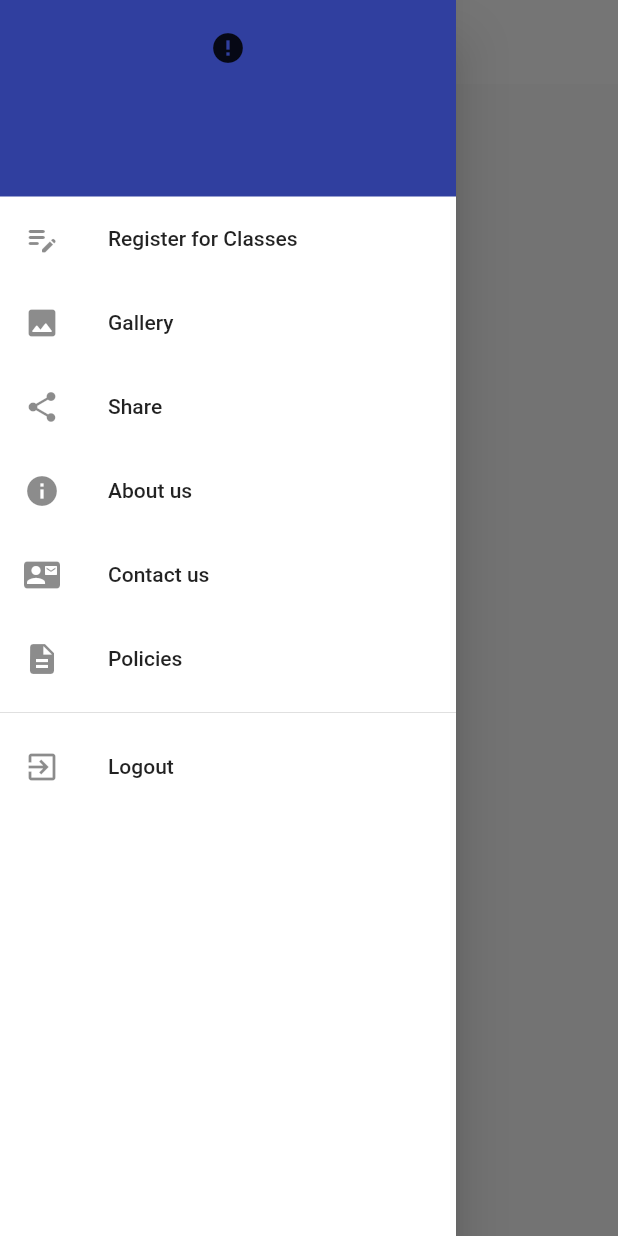
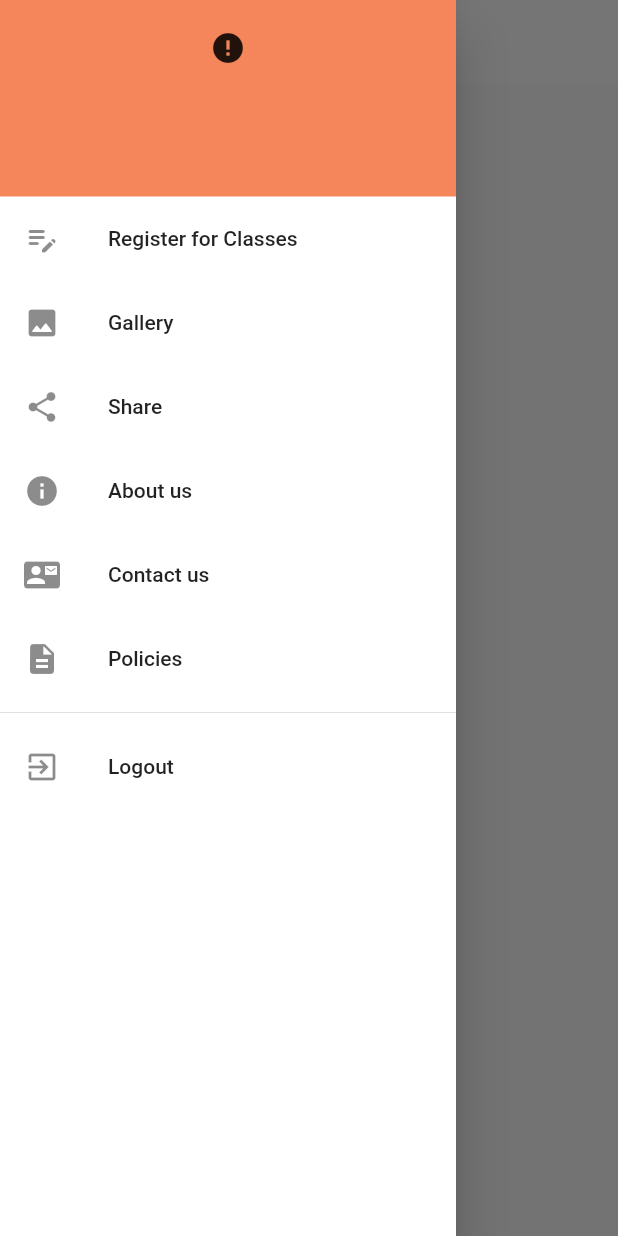
Before and after one commit to ErR0rpj/anand_yogalaya, a Flutter app: the TrendingPageScreen screen opened directly, scrolled down 292 dp, after a tap on the "sort" icon, on a phone screen of 412 x 824 dp. Run offline on Flutter 3.47's test engine with Material 2 defaults, Android fonts, the phone set to English and light mode, and no system bars; drawn by our look-alikes of cached_network_image; our stand-ins replace carousel_slider, cloud_firestore, firebase_auth, firebase_core, get, google_fonts and 6 more; missing offline and left inert: auto_orientation, flutter_inappwebview, flutter_network_connectivity; accounts and stored records are empty; network calls fail.

Commit message:
color changed

```diff
--- a/lib/screens/bottomNavigationScreens/trendingScreen.dart
+++ b/lib/screens/bottomNavigationScreens/trendingScreen.dart
@@ -61,7 +61,7 @@ class TrendingPageScreenState extends State<TrendingPageScreen>
             Container(
               padding: const EdgeInsets.only(top: 10),
               height: 210,
-              color: kWhiteColor,
+              color: kwhite,
               child: CarouselSlider.builder(
                 itemCount: contentController.getContentList.length > 5
                     ? 5
@@ -117,7 +117,7 @@ class TrendingPageScreenState extends State<TrendingPageScreen>
                   ),
                   indicator: const BoxDecoration(
                     border: Border(
-                      bottom: BorderSide(color: Donebutton, width: 3.0),
+                      bottom: BorderSide(color: trendingPlayButtonColor, width: 3.0),
                     ),
                   ),
                   unselectedLabelColor: Colors.grey,
--- a/lib/screens/contentScreen/contentScreen.dart
+++ b/lib/screens/contentScreen/contentScreen.dart
@@ -71,7 +71,7 @@ class _ContentScreenState extends State<ContentScreen> {
           child: Container(
             height: size.height,
             decoration: const BoxDecoration(
-              color: Donebutton,
+              color: Backgroundcolor,
             ),
             child: Column(
               children: [
--- a/lib/screens/login_screen.dart
+++ b/lib/screens/login_screen.dart
@@ -18,7 +18,7 @@ class _LoginScreenState extends State<LoginScreen> {
   Widget build(BuildContext context) {
     Size size = MediaQuery.of(context).size;
     return Scaffold(
-        backgroundColor: loginbackground,
+        backgroundColor: Backgroundcolor,
         resizeToAvoidBottomInset: false,
         body: // C(
       //    children: [
--- a/lib/screens/search_screen.dart
+++ b/lib/screens/search_screen.dart
@@ -8,6 +8,7 @@ import 'package:anand_yogalaya/utils/const.dart';
 import 'package:flutter/material.dart';
 import 'package:get/get.dart';
 import 'package:google_fonts/google_fonts.dart';
+
 
 //This screen actually creates a delegate and it is not a screen. Delegate means
 // like if we click on search the screen converts the app bar to search.
--- a/lib/screens/sidebarMenu/sidebar_widget.dart
+++ b/lib/screens/sidebarMenu/sidebar_widget.dart
@@ -19,7 +19,7 @@ class NavsideBar extends GetWidget<AuthController> {
           Container(
             width: double.infinity,
             padding: const EdgeInsets.all(20),
-            color: Donebutton,
+            color: Backgroundcolor,
             child: Center(
               child: Column(
                 children: <Widget>[
--- a/lib/screens/subcategoryScreen/subcategories.dart
+++ b/lib/screens/subcategoryScreen/subcategories.dart
@@ -25,7 +25,7 @@ class Subcategory extends StatelessWidget {
     return Obx(() => Scaffold(
           body: Container(
             decoration: const BoxDecoration(
-              color: Donebutton,
+              color: Backgroundcolor,
             ),
             child: Column(
               children: [
@@ -187,7 +187,7 @@ class Subcategory extends StatelessWidget {
                                       child: Container(
                                         //height: size.height * 0.12,
                                         decoration: BoxDecoration(
-                                          color: Colors.white,
+                                          color: SubcategoryboxColor,
                                           borderRadius:
                                               BorderRadius.circular(S_RADIUS),
                                           boxShadow: [
@@ -207,7 +207,7 @@ class Subcategory extends StatelessWidget {
                                               width: size.width * 0.17,
                                               height: size.height * 0.085,
                                               decoration: BoxDecoration(
-                                                color: PlayButtonColor,
+                                                color: Backgroundcolor,
                                                 borderRadius:
                                                     BorderRadius.circular(
                                                   S_RADIUS,
--- a/lib/screens/trendingScreens/likedtrendingSection.dart
+++ b/lib/screens/trendingScreens/likedtrendingSection.dart
@@ -58,7 +58,7 @@ class LikedListScreen extends StatelessWidget {
                                 width: size.width * 0.15,
                                 height: size.height * 0.070,
                                 decoration: BoxDecoration(
-                                  color: Colors.pink[300],
+                                  color: Backgroundcolor,
                                   borderRadius: BorderRadius.circular(20),
                                 ),
                                 clipBehavior: Clip.antiAliasWithSaveLayer,
--- a/lib/screens/trendingScreens/newtrendingSection.dart
+++ b/lib/screens/trendingScreens/newtrendingSection.dart
@@ -58,7 +58,7 @@ class NewListScreen extends StatelessWidget {
                                 width: size.width * 0.15,
                                 height: size.height * 0.070,
                                 decoration: BoxDecoration(
-                                  color: kPrimaryPurple,
+                                  color: Backgroundcolor,
                                   borderRadius: BorderRadius.circular(20),
                                 ),
                                 clipBehavior: Clip.antiAliasWithSaveLayer,
--- a/lib/screens/trendingScreens/popularSection.dart
+++ b/lib/screens/trendingScreens/popularSection.dart
@@ -58,7 +58,7 @@ class PopularListScreen extends StatelessWidget {
                                 width: 65,
                                 height: 55,
                                 decoration: BoxDecoration(
-                                  color: Donebutton,
+                                  color: Backgroundcolor,
                                   borderRadius: BorderRadius.circular(20),
                                 ),
                                 clipBehavior: Clip.antiAliasWithSaveLayer,
--- a/lib/screens/trendingScreens/uploadform.dart
+++ b/lib/screens/trendingScreens/uploadform.dart
@@ -352,7 +352,7 @@ Future showUploadForm(BuildContext context) async {
             child: StatefulBuilder(
               builder: (sheetContext, setStateInsideSheet) {
                 return Container(
-                  color: Colors.transparent,
+                  color: UploadBackgroundcolor,
                   child: Container(
                     decoration: const BoxDecoration(
                       borderRadius: BorderRadius.only(
--- a/lib/utils/const.dart
+++ b/lib/utils/const.dart
@@ -70,9 +70,16 @@ Color? kindigo = Colors.indigo[400];
 const Color NOTIFICATION_COUNT_NUMBERS_COLOR = Colors.white; //
 const loginbackground = Color(0xFF80DEE8);
 const loginbutton = Color(0xFF303F9F);
-const Donebutton = Color(0xFF303F9F);
+// const Donebutton = Color(0xFF303F9F);
+const Donebutton = Color(0xFF333333);
+const Backgroundcolor = Color(0xFFF5865B);
 const SubcategoryColor = Color(0xFFE1F5FE);
 const PlayButtonColor = Color(0xFFD1C4E9);
+const SubcategoryboxColor = Color(0xFFFFF2EC);
+const UploadBackgroundcolor = Color(0xFFFFF2EC);
+const trendingPlayButtonColor = Color(0xFFF15D1F);
+
+
 
 const kGreyShade1 = Color(0xFF8E8E93);
 const kGreyShade2 = Color(0xFFAEAEB2);
```
Also changed, not shown: pubspec.lock.
